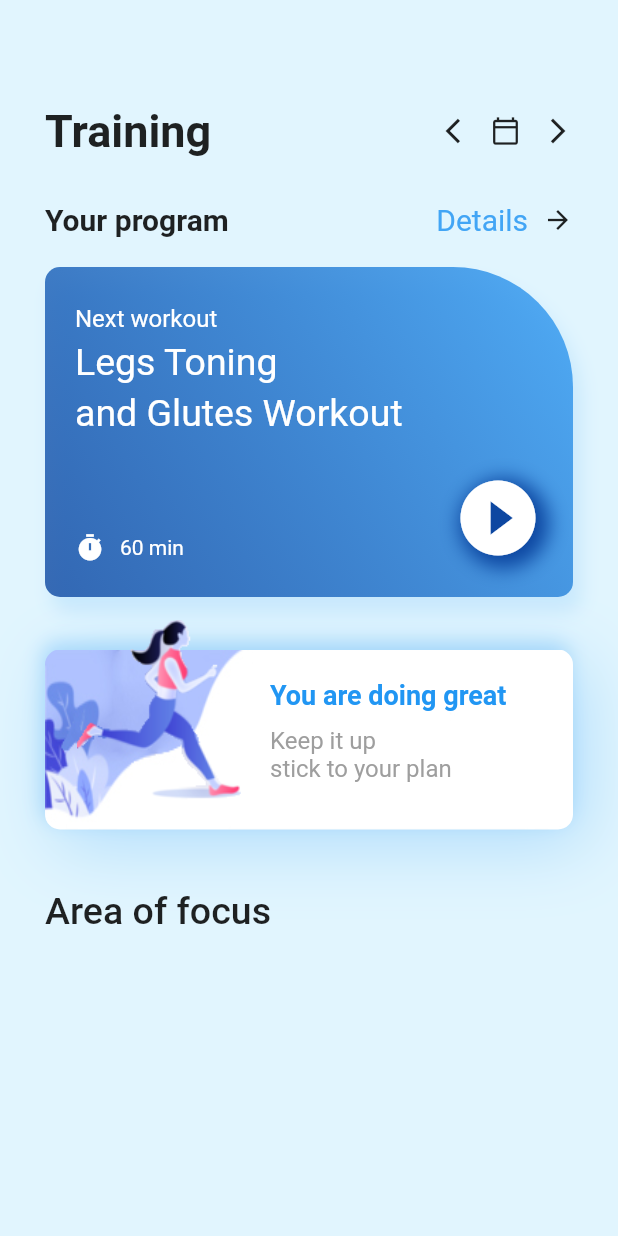
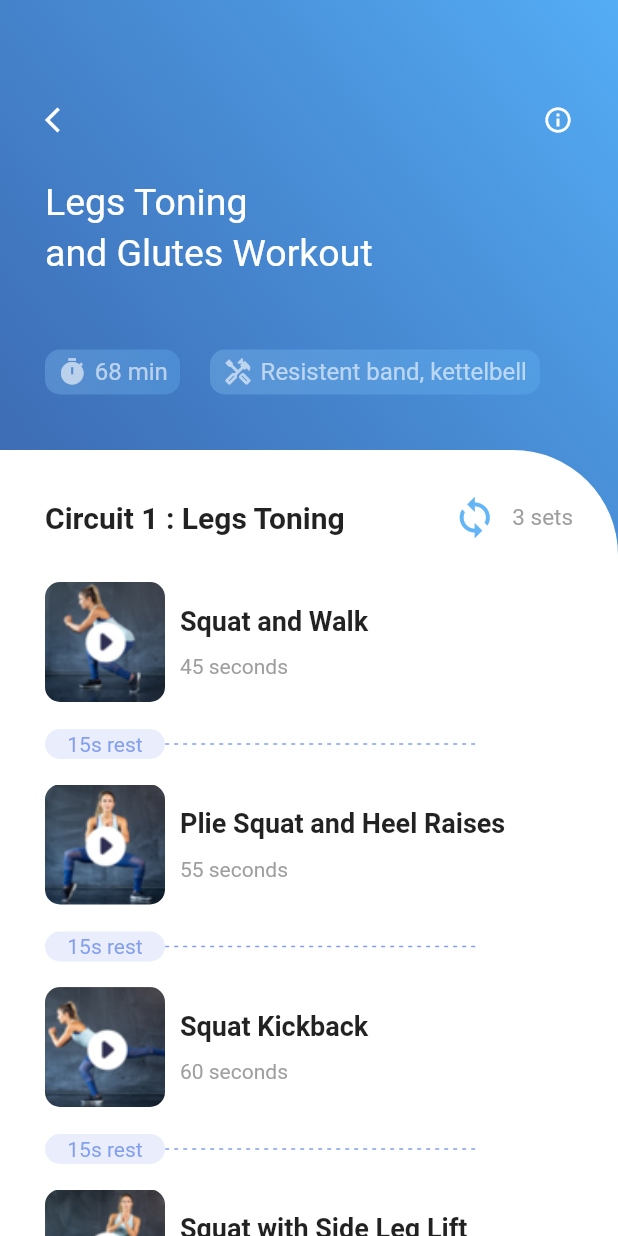
Before and after one commit to GhDj/training_app_flutter, a Flutter app: the screen it shows after launch, on a phone screen of 412 x 824 dp. Run offline on Flutter 3.47's test engine with Material 2 defaults, Android fonts, the phone set to English and light mode, and no system bars; our stand-ins replace get.

Commit message:
Finished Home page and details page layout

```diff
--- /dev/null
+++ b/json/videoinfo.json
@@ -0,0 +1,27 @@
+[
+  {
+    "title": "Squat and Walk",
+    "time": "45 seconds",
+    "thumbnail": "assets/squat1.jpg",
+    "videoUrl": "http://db.bslmeiyu.com/uploads/uploads/video/2021/08/21/1-%20Introduction.mp4"
+  },
+  {
+    "title": "Plie Squat and Heel Raises",
+    "time": "55 seconds",
+    "thumbnail": "assets/squat2.jpg",
+    "videoUrl": "https://img.bslmeiyu.com/uploads/20170706/The%20Bananas%20Song%20%20Counting%20Bananas%20%20Super%20Simple%20Songs.mp4"
+  },
+  {
+    "title": "Squat Kickback",
+    "time": "60 seconds",
+    "thumbnail": "assets/squat3.jpg",
+    "videoUrl": "https://flutter.github.io/assets-for-api-docs/assets/videos/butterfly.mp4"
+  },
+  {
+    "title": "Squat with Side Leg Lift",
+    "time": "120 seconds",
+    "thumbnail": "assets/squat4.jpg",
+    "videoUrl": "https://flutter.github.io/assets-for-api-docs/assets/videos/butterfly.mp4"
+  }
+
+]
--- a/lib/main.dart
+++ b/lib/main.dart
@@ -1,5 +1,7 @@
 import 'package:flutter/material.dart';
+import 'package:get/get.dart';
 import 'home_page.dart';
+import 'video_info.dart';
 
 void main() {
   runApp(const MyApp());
@@ -11,7 +13,7 @@ class MyApp extends StatelessWidget {
   // This widget is the root of your application.
   @override
   Widget build(BuildContext context) {
-    return MaterialApp(
+    return GetMaterialApp(
       title: 'Flutter Demo',
       theme: ThemeData(
         // This is the theme of your application.
@@ -25,7 +27,7 @@ class MyApp extends StatelessWidget {
         // is not restarted.
         primarySwatch: Colors.blue,
       ),
-      home: const HomePage(),
+      home: const VideoInfo(),
     );
   }
 }
--- /dev/null
+++ b/lib/video_info.dart
@@ -0,0 +1,313 @@
+import 'package:flutter/material.dart';
+import 'dart:convert';
+
+import 'package:get/get.dart';
+import 'package:layouted/home_page.dart';
+
+class VideoInfo extends StatefulWidget {
+  const VideoInfo({Key? key}) : super(key: key);
+
+  @override
+  _VideoInfoState createState() => _VideoInfoState();
+}
+
+class _VideoInfoState extends State<VideoInfo> {
+  List info = [];
+  _initData() async {
+    await DefaultAssetBundle.of(context)
+        .loadString("json/videoinfo.json")
+        .then((value) {
+      setState(() {
+        info = json.decode(value);
+      });
+    });
+  }
+
+  @override
+  void initState() {
+    super.initState();
+    _initData();
+  }
+
+  @override
+  Widget build(BuildContext context) {
+    return Scaffold(
+      body: Container(
+        decoration: BoxDecoration(
+            gradient: LinearGradient(colors: [
+          Colors.blue.shade900.withOpacity(0.8),
+          Colors.blue.shade400.withOpacity(0.9)
+        ], begin: const FractionalOffset(0.0, 0.4), end: Alignment.topRight)),
+        child: Column(
+          children: [
+            Container(
+              padding: const EdgeInsets.only(top: 70, left: 30, right: 30),
+              width: MediaQuery.of(context).size.width,
+              height: 300,
+              child: Column(
+                crossAxisAlignment: CrossAxisAlignment.start,
+                children: [
+                  Row(
+                    children: [
+                      InkWell(
+                        child: Icon(Icons.arrow_back_ios,
+                            size: 20, color: Colors.white),
+                        onTap: () {
+                          Get.to(() => HomePage());
+                        },
+                      ),
+                      Expanded(child: Container()),
+                      Icon(Icons.info_outline, size: 20, color: Colors.white),
+                    ],
+                  ),
+                  SizedBox(
+                    height: 30,
+                  ),
+                  Text(
+                    'Legs Toning',
+                    style: TextStyle(fontSize: 25, color: Colors.white),
+                  ),
+                  SizedBox(
+                    height: 5,
+                  ),
+                  Text(
+                    'and Glutes Workout',
+                    style: TextStyle(fontSize: 25, color: Colors.white),
+                  ),
+                  SizedBox(
+                    height: 50,
+                  ),
+                  Row(
+                    children: [
+                      Container(
+                        width: 90,
+                        height: 30,
+                        decoration: BoxDecoration(
+                            borderRadius: BorderRadius.circular(10),
+                            gradient: LinearGradient(
+                                colors: [
+                                  Colors.blue.shade200.withOpacity(0.3),
+                                  Colors.blue.shade300.withOpacity(0.3)
+                                ],
+                                begin: Alignment.bottomLeft,
+                                end: Alignment.topRight)),
+                        child: Row(
+                          mainAxisAlignment: MainAxisAlignment.center,
+                          children: [
+                            Icon(
+                              Icons.timer,
+                              size: 20,
+                              color: Colors.white60,
+                            ),
+                            SizedBox(
+                              width: 5,
+                            ),
+                            Text(
+                              "68 min",
+                              style: TextStyle(
+                                  fontSize: 16, color: Colors.white60),
+                            )
+                          ],
+                        ),
+                      ),
+                      SizedBox(
+                        width: 20,
+                      ),
+                      Container(
+                        width: 220,
+                        height: 30,
+                        decoration: BoxDecoration(
+                            borderRadius: BorderRadius.circular(10),
+                            gradient: LinearGradient(
+                                colors: [
+                                  Colors.blue.shade200.withOpacity(0.3),
+                                  Colors.blue.shade300.withOpacity(0.3)
+                                ],
+                                begin: Alignment.bottomLeft,
+                                end: Alignment.topRight)),
+                        child: Row(
+                          mainAxisAlignment: MainAxisAlignment.center,
+                          children: [
+                            Icon(
+                              Icons.handyman_outlined,
+                              size: 20,
+                              color: Colors.white60,
+                            ),
+                            SizedBox(
+                              width: 5,
+                            ),
+                            Text(
+                              "Resistent band, kettelbell",
+                              style: TextStyle(
+                                  fontSize: 16, color: Colors.white60),
+                            )
+                          ],
+                        ),
+                      ),
+                    ],
+                  )
+                ],
+              ),
+            ),
+            Expanded(
+                child: Container(
+              decoration: BoxDecoration(
+                  color: Colors.white,
+                  borderRadius:
+                      BorderRadius.only(topRight: Radius.circular(70))),
+              child: Column(
+                children: [
+                  SizedBox(
+                    height: 30,
+                  ),
+                  Row(
+                    children: [
+                      SizedBox(
+                        width: 30,
+                      ),
+                      Text(
+                        "Circuit 1 : Legs Toning",
+                        style: TextStyle(
+                            fontSize: 20,
+                            fontWeight: FontWeight.bold,
+                            color: Colors.black87),
+                      ),
+                      Expanded(child: Container()),
+                      Row(
+                        children: [
+                          Icon(
+                            Icons.loop,
+                            size: 30,
+                            color: Colors.blue.shade300,
+                          ),
+                          SizedBox(
+                            width: 10,
+                          ),
+                          Text(
+                            "3 sets",
+                            style: TextStyle(fontSize: 15, color: Colors.grey),
+                          ),
+                          SizedBox(
+                            width: 30,
+                          )
+                        ],
+                      )
+                    ],
+                  ),
+                  SizedBox(
+                    height: 20,
+                  ),
+                  Expanded(child: _listView())
+                ],
+              ),
+            ))
+          ],
+        ),
+      ),
+    );
+  }
+
+  _buildCard(int i) {
+    return Container(
+      height: 135,
+      // color: Colors.red,
+      child: Column(
+        children: [
+          Row(
+            children: [
+              Container(
+                  width: 80,
+                  height: 80,
+                  decoration: BoxDecoration(
+                      borderRadius: BorderRadius.circular(10),
+                      image: DecorationImage(
+                          image: AssetImage(info[i]['thumbnail']),
+                          fit: BoxFit.cover))),
+              SizedBox(
+                width: 10,
+              ),
+              Column(
+                mainAxisAlignment: MainAxisAlignment.center,
+                crossAxisAlignment: CrossAxisAlignment.start,
+                children: [
+                  Text(
+                    info[i]["title"],
+                    style: TextStyle(
+                        color: Colors.black87,
+                        fontSize: 18,
+                        fontWeight: FontWeight.bold),
+                  ),
+                  SizedBox(
+                    height: 10,
+                  ),
+                  Padding(
+                    padding: EdgeInsets.only(top: 2),
+                    child: Text(
+                      info[i]["time"],
+                      style: TextStyle(
+                          color: Colors.grey[500],
+                          fontSize: 14,
+                          fontWeight: FontWeight.w400),
+                    ),
+                  )
+                ],
+              )
+            ],
+          ),
+          SizedBox(
+            height: 18,
+          ),
+          Row(
+            children: [
+              Container(
+                width: 80,
+                height: 20,
+                decoration: BoxDecoration(
+                    color: Color(0xFFeaeefc),
+                    borderRadius: BorderRadius.circular(10)),
+                child: Center(
+                  child: Text(
+                    "15s rest",
+                    style: TextStyle(color: Color(0xFF839fed)),
+                  ),
+                ),
+              ),
+              Row(
+                children: [
+                  for (int i = 0; i < 70; i++)
+                    i.isEven
+                        ? Container(
+                            width: 3,
+                            height: 1,
+                            decoration: BoxDecoration(
+                                color: Color(0xFF839fed),
+                                borderRadius: BorderRadius.circular(2)),
+                          )
+                        : Container(
+                            width: 3,
+                            height: 1,
+                            color: Colors.white,
+                          )
+                ],
+              )
+            ],
+          )
+        ],
+      ),
+    );
+  }
+
+  _listView() {
+    return ListView.builder(
+        padding: EdgeInsets.symmetric(horizontal: 30, vertical: 8),
+        itemCount: info.length,
+        itemBuilder: (_, int i) {
+          return GestureDetector(
+            onTap: () {
+              debugPrint(i.toString()); //for debug/test
+            },
+            child: _buildCard(i),
+          );
+        });
+  }
+}
--- a/pubspec.yaml
+++ b/pubspec.yaml
@@ -34,6 +34,7 @@ dependencies:
   # The following adds the Cupertino Icons font to your application.
   # Use with the CupertinoIcons class for iOS style icons.
   cupertino_icons: ^1.0.2
+  get:
 
 dev_dependencies:
   flutter_test:
@@ -60,6 +61,7 @@ flutter:
   # To add assets to your application, add an assets section, like this:
   assets:
      - assets/
+     - json/
   #   - images/a_dot_ham.jpeg
 
   # An image asset can refer to one or more resolution-specific "variants", see
```
Also changed, not shown: json/info.json (added, +27 -0 lines), lib/home_page.dart (+119 -3 lines), pubspec.lock.
